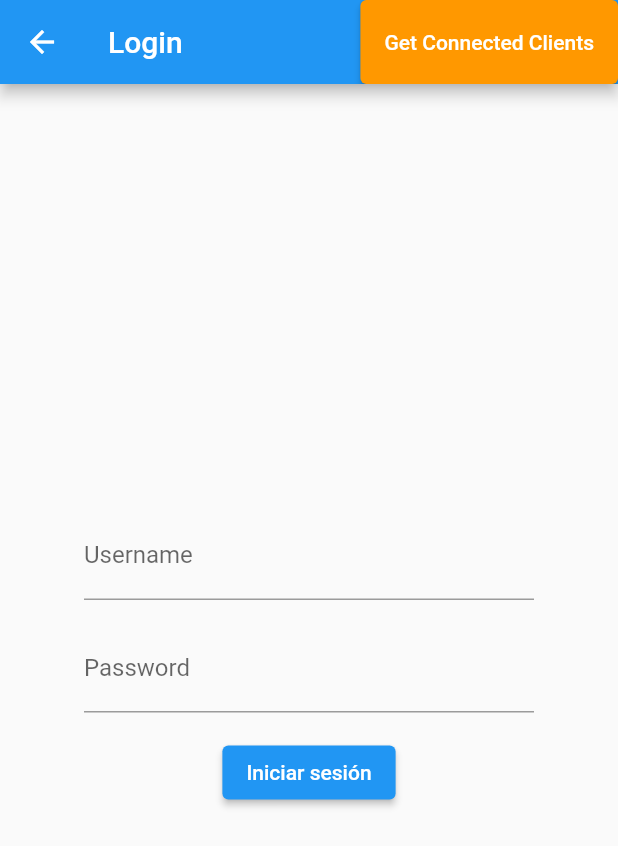
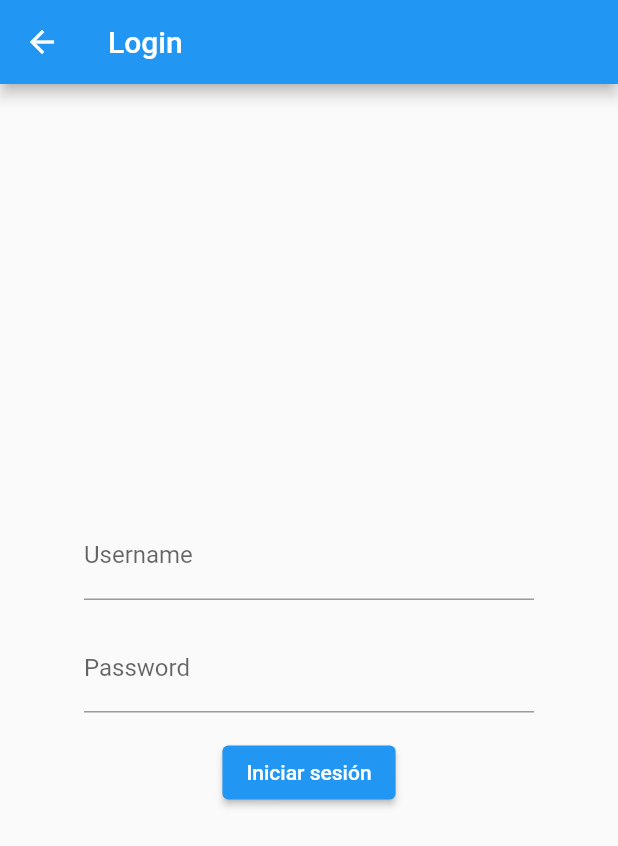
Before and after one commit to GlowTechPJM/DESKTOP, a Flutter app: the LayoutLogin screen opened by its route, on a phone screen of 412 x 824 dp. Shown: the top 846 px of the screen. Run offline on Flutter 3.47's test engine with Material 2 defaults, Android fonts, the phone set to English and light mode, and no system bars; our stand-ins replace image_picker; missing offline and left inert: window_manager.

Commit message:
modified:   desktop/lib/app_data.dart 	modified:   desktop/lib/layout_login.dart

```diff
--- a/desktop/lib/app_data.dart
+++ b/desktop/lib/app_data.dart
@@ -213,11 +213,11 @@ class AppData extends ChangeNotifier {
   Future<void> sendConnectedMessage(BuildContext context) async {
     try {
       Map<String, dynamic> jsonMessage = {
-        'key': 'connected',
-        'value': 'connected',
+        'cntPlatform': 'desktop',
+        'connected': '',
       };
-      socketClient?.sink.add(jsonEncode(jsonMessage));
-      socketClient?.stream.listen(
+      socketClient!.sink.add(jsonEncode(jsonMessage));
+      socketClient!.stream.listen(
         (message) {
           final data = jsonDecode(message);
           if (data.containsKey('connected')) {
--- a/desktop/lib/layout_login.dart
+++ b/desktop/lib/layout_login.dart
@@ -19,17 +19,6 @@ class LayoutLoginState extends State<LayoutLogin> {
     return Scaffold(
       appBar: AppBar(
         title: const Text('Login'),
-        actions: [
-          ElevatedButton(
-            onPressed: () async {
-              await appData.sendConnectedMessage(context);
-            },
-            style: ElevatedButton.styleFrom(
-              backgroundColor: Colors.orange,
-            ),
-            child: const Text('Get Connected Clients'),
-          ),
-        ],
       ),
       body: Center(
         child: Padding(
```
